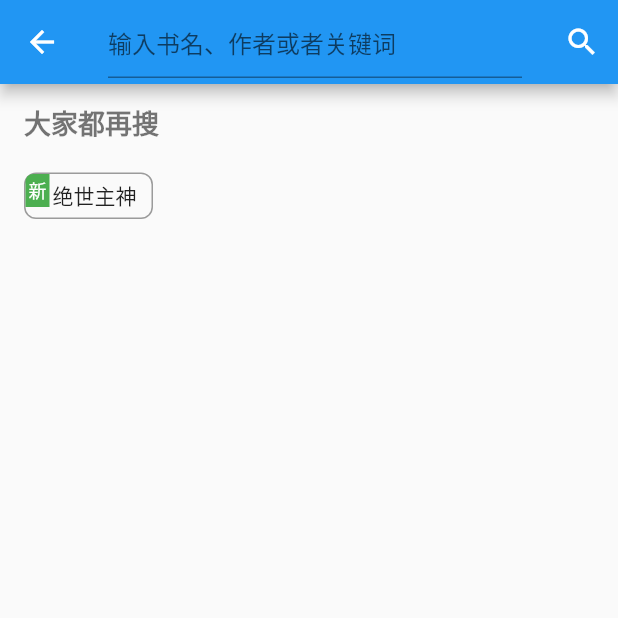
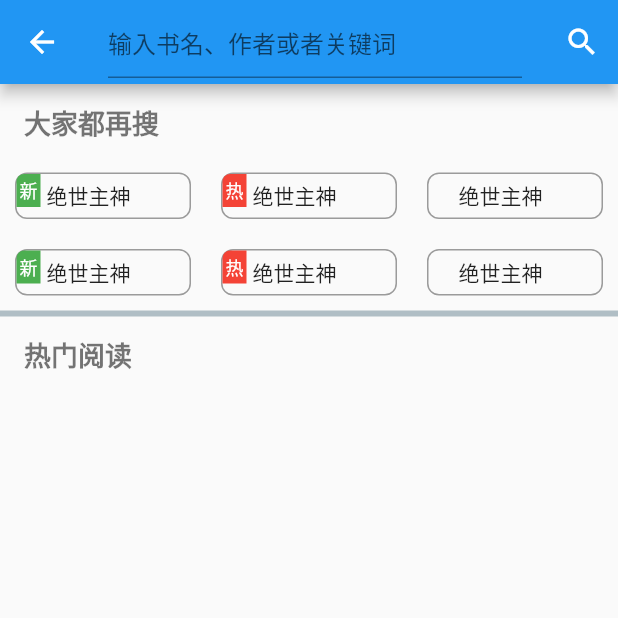
Before and after one commit to zddgit/freenovel, a Flutter app: the BookSearch screen opened directly, on a phone screen of 412 x 824 dp, the top half of it. Run offline on Flutter 3.47's test engine with Material 2 defaults, Android fonts, the phone set to English and light mode, and no system bars; our stand-ins replace cached_network_image, dio, fluttertoast, shared_preferences, sqflite; accounts and stored records are empty; network calls fail.

```diff
--- a/lib/page/booksearch.dart
+++ b/lib/page/booksearch.dart
@@ -53,20 +53,35 @@ class BookSearchState extends State<BookSearch> {
                 ],
               ),
             ),
-            Row(
+            getRecommend(),
+            getRecommend(),
+            Container(color: Colors.blueGrey[200],height: 4.0,margin: EdgeInsets.only(top: 10.0),),
+            Container(
+              padding: const EdgeInsets.only(left: 16.0, top: 12.0),
+              child: Row(
                 children: <Widget>[
-                Container(
-                  margin: EdgeInsets.only(top: 20.0,left: 16.0),
-                  decoration: BoxDecoration(
-                      border: Border.all(width: 1.0, color: Colors.black38),
-                      borderRadius: BorderRadius.all(Radius.circular(8.0))),
-                  child: Stack(
-                    children: <Widget>[
-                      Padding(
-                        padding: const EdgeInsets.only(left: 18.0, top: 4.0, right: 10.0, bottom: 4.0),
-                        child: Text("绝世主神"),
+                  Text(
+                    "热门阅读",
+                    style: TextStyle(
+                        fontSize: 18.0,
+                        fontWeight: FontWeight.bold,
+                        color: Colors.black54),
                   ),
-                      Container(
+                ],
+              ),
+            )
+
+          ],
+        ),
+      ),
+    );
+  }
+  Widget getRecommend(){
+    List<Widget> list = new List();
+    for(var i = 0;i<3;i++){
+      Widget recommend = Container();
+      if(i==0){
+        recommend = Container(
           decoration: BoxDecoration(
               color: Colors.green,
               borderRadius: BorderRadius.only(topLeft:Radius.circular(5.0))),
@@ -74,15 +89,38 @@ class BookSearchState extends State<BookSearch> {
             padding: const EdgeInsets.all(2.0),
             child: Text("新",style: TextStyle(color: Colors.white,fontSize: 12.0),),
           ),
-                      )
+        );
+      }
+      if(i==1){
+        recommend = Container(
+          decoration: BoxDecoration(
+              color: Colors.red,
+              borderRadius: BorderRadius.only(topLeft:Radius.circular(5.0))),
+          child: Padding(
+            padding: const EdgeInsets.all(2.0),
+            child: Text("热",style: TextStyle(color: Colors.white,fontSize: 12.0),),
+          ),
+        );
+      }
+      list.add(Expanded(
+        child: Container(
+          margin: EdgeInsets.only(top: 20.0,left: 10.0,right: 10),
+          decoration: BoxDecoration(
+              border: Border.all(width: 1.0, color: Colors.black38),
+              borderRadius: BorderRadius.all(Radius.circular(8.0))),
+          child: Stack(
+            children: <Widget>[
+              Padding(
+                padding: const EdgeInsets.only(left: 20.0, top: 4.0, bottom: 4.0),
+                child: Text("绝世主神"),
+              ),
+              recommend
             ],
           ),
         ),
-              ],
-            ),
-          ],
-        ),
-      ),
-    );
+      ));
+    }
+
+    return Row(children: list,);
   }
 }
```
Also changed, not shown: 5 other files. Lines whose indentation alone changed are shown as unchanged.
